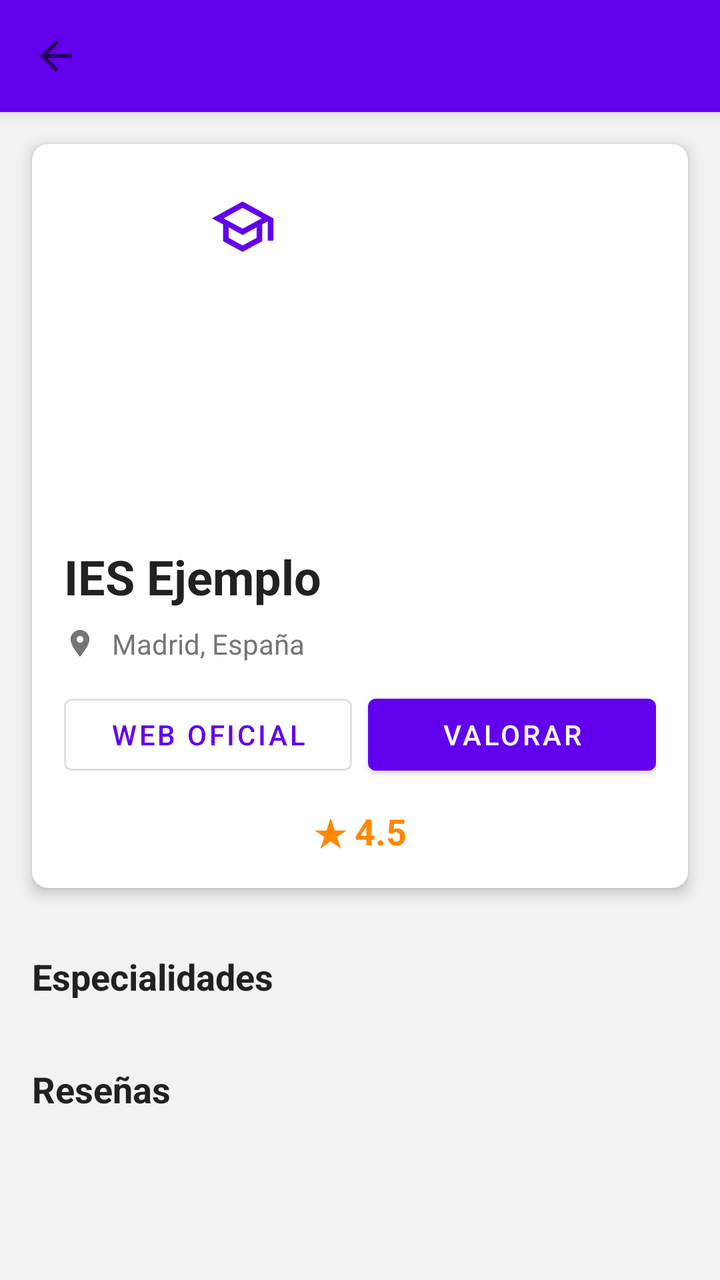
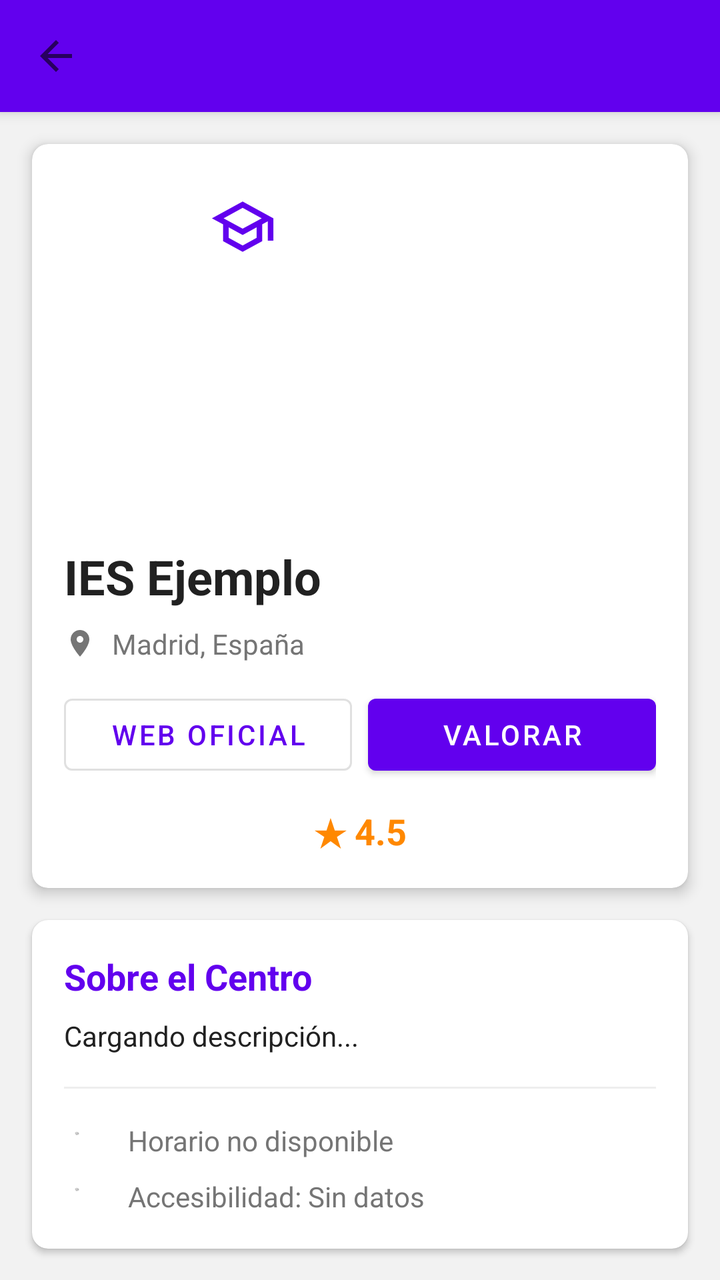

Screens rendered from an Android XML layout before and after an edit, with the pre-edit source and the edit as a unified diff.
<!-- AndroidManifest.xml: application theme Theme.StudyBro -->
<!-- res/layout/actividad_perfil_centro.xml -->
<?xml version="1.0" encoding="utf-8"?>
<androidx.coordinatorlayout.widget.CoordinatorLayout 
    xmlns:android="http://schemas.android.com/apk/res/android"
    xmlns:app="http://schemas.android.com/apk/res-auto"
    android:layout_width="match_parent"
    android:layout_height="match_parent"
    android:background="@color/background">

    
    <com.google.android.material.appbar.AppBarLayout
        android:layout_width="match_parent"
        android:layout_height="wrap_content">

        <androidx.appcompat.widget.Toolbar
            android:id="@+id/toolbar"
            android:layout_width="match_parent"
            android:layout_height="?attr/actionBarSize"
            android:background="@color/primary"
            app:titleTextColor="@color/on_primary"
            app:navigationIcon="@drawable/ic_arrow_back"/>
    </com.google.android.material.appbar.AppBarLayout>

    
    <androidx.core.widget.NestedScrollView
        android:layout_width="match_parent"
        android:layout_height="match_parent"
        app:layout_behavior="@string/appbar_scrolling_view_behavior">

        <LinearLayout
            android:layout_width="match_parent"
            android:layout_height="wrap_content"
            android:orientation="vertical">

            
            <com.google.android.material.card.MaterialCardView
                android:layout_width="match_parent"
                android:layout_height="wrap_content"
                android:layout_margin="@dimen/margin_medium"
                app:cardElevation="@dimen/card_elevation"
                app:cardCornerRadius="@dimen/card_corner_radius">

                <LinearLayout
                    android:layout_width="match_parent"
                    android:layout_height="wrap_content"
                    android:orientation="vertical"
                    android:paddingBottom="16dp">

                    
                    <ImageView
                        android:id="@+id/ivCenterImage"
                        android:layout_width="match_parent"
                        android:layout_height="200dp"
                        android:scaleType="centerCrop"
                        android:src="@drawable/ic_launcher_foreground"
                        android:contentDescription="Foto del centro"/>

                    
                    <TextView
                        android:id="@+id/tvCenterName"
                        android:layout_width="match_parent"
                        android:layout_height="wrap_content"
                        android:text="IES Ejemplo"
                        android:textSize="24sp"
                        android:textStyle="bold"
                        android:textColor="@color/text_primary"
                        android:layout_marginBottom="8dp"
                        android:layout_marginHorizontal="16dp"/>

                    
                    <LinearLayout
                        android:layout_width="match_parent"
                        android:layout_height="wrap_content"
                        android:orientation="horizontal"
                        android:gravity="center_vertical"
                        android:layout_marginBottom="12dp"
                        android:layout_marginHorizontal="16dp">

                        <ImageView
                            android:layout_width="16dp"
                            android:layout_height="16dp"
                            android:src="@drawable/ic_location"
                            app:tint="@color/text_secondary"/>

                        <TextView
                            android:id="@+id/tvLocation"
                            android:layout_width="wrap_content"
                            android:layout_height="wrap_content"
                            android:text="Madrid, España"
                            android:textSize="14sp"
                            android:textColor="@color/text_secondary"
                            android:layout_marginStart="8dp"/>
                    </LinearLayout>

                    
                     <LinearLayout
                        android:layout_width="match_parent"
                        android:layout_height="wrap_content"
                        android:orientation="horizontal"
                        android:layout_marginBottom="12dp"
                        android:layout_marginHorizontal="16dp">

                        <com.google.android.material.button.MaterialButton
                            android:id="@+id/btnWeb"
                            android:layout_width="0dp"
                            android:layout_height="wrap_content"
                            android:layout_weight="1"
                            android:text="Web Oficial"
                            style="@style/Widget.MaterialComponents.Button.OutlinedButton"
                            android:layout_marginEnd="8dp"/>
                        
                        <com.google.android.material.button.MaterialButton
                            android:id="@+id/btnValorar"
                            android:layout_width="0dp"
                            android:layout_height="wrap_content"
                            android:layout_weight="1"
                            android:text="Valorar"
                            style="@style/Widget.MaterialComponents.Button"/>
                    </LinearLayout>

                    
                    <LinearLayout
                        android:layout_width="match_parent"
                        android:layout_height="wrap_content"
                        android:orientation="horizontal"
                        android:gravity="center_vertical"
                        android:layout_marginHorizontal="16dp">
                        <TextView
                            android:id="@+id/tvRating"
                            android:layout_width="match_parent"
                            android:layout_height="wrap_content"
                            android:text="★ 4.5"
                            android:textSize="18sp"
                            android:textColor="@android:color/holo_orange_dark"
                            android:textStyle="bold"
                            android:gravity="center"/>
                    </LinearLayout>
                </LinearLayout>
            </com.google.android.material.card.MaterialCardView>

            
            <TextView
                android:layout_width="wrap_content"
                android:layout_height="wrap_content"
                android:text="Especialidades"
                android:textSize="18sp"
                android:textStyle="bold"
                android:textColor="@color/text_primary"
                android:layout_marginStart="16dp"
                android:layout_marginTop="16dp"/>

            <androidx.recyclerview.widget.RecyclerView
                android:id="@+id/recyclerViewSpecialties"
                android:layout_width="match_parent"
                android:layout_height="wrap_content"
                android:nestedScrollingEnabled="false"
                android:padding="8dp"/>

            
            <TextView
                android:layout_width="wrap_content"
                android:layout_height="wrap_content"
                android:text="Reseñas"
                android:textSize="18sp"
                android:textStyle="bold"
                android:textColor="@color/text_primary"
                android:layout_marginStart="16dp"
                android:layout_marginTop="16dp"/>

            <androidx.recyclerview.widget.RecyclerView
                android:id="@+id/recyclerViewReviews"
                android:layout_width="match_parent"
                android:layout_height="wrap_content"
                android:nestedScrollingEnabled="false"
                android:padding="8dp"/>


            
            <TextView
                android:id="@+id/tvNoSpecialties"
                android:layout_width="wrap_content"
                android:layout_height="wrap_content"
                android:layout_gravity="center"
                android:text="@string/no_specialties"
                android:textSize="@dimen/text_subtitle"
                android:textColor="@color/text_secondary"
                android:visibility="gone"
                android:layout_marginTop="40dp"/>

        </LinearLayout>
    </androidx.core.widget.NestedScrollView>

    
    <ProgressBar
        android:id="@+id/progressBar"
        android:layout_width="wrap_content"
        android:layout_height="wrap_content"
        android:layout_gravity="center"
        android:visibility="gone"/>

</androidx.coordinatorlayout.widget.CoordinatorLayout>
<!-- resources referenced by this layout -->
<resources>
  <color name="background">#F2F2F2</color>
  <color name="on_primary">#FFFFFF</color>
  <color name="primary">#6200EE</color>
  <color name="text_primary">#212121</color>
  <color name="text_secondary">#757575</color>
  <dimen name="card_corner_radius">8dp</dimen>
  <dimen name="card_elevation">4dp</dimen>
  <dimen name="margin_medium">16dp</dimen>
  <dimen name="text_subtitle">18sp</dimen>
  <!-- drawable ic_arrow_back (drawable) -->
  <vector xmlns:android="http://schemas.android.com/apk/res/android"
      android:width="24dp"
      android:height="24dp"
      android:viewportWidth="24"
      android:viewportHeight="24"
      android:tint="?attr/colorControlNormal"
      android:autoMirrored="true">
      <path
          android:fillColor="@android:color/white"
          android:pathData="M20,11H7.83l5.59,-5.59L12,4l-8,8 8,8 1.41,-1.41L7.83,13H20v-2z"/>
  </vector>
  <!-- drawable ic_launcher_foreground (drawable) -->
  <vector xmlns:android="http://schemas.android.com/apk/res/android"
      android:width="108dp"
      android:height="108dp"
      android:viewportWidth="108"
      android:viewportHeight="108">
      <group android:scaleX="0.46"
          android:scaleY="0.46"
          android:translateX="29.16"
          android:translateY="29.16">
          <path
              android:fillColor="@color/primary"
              android:pathData="M12,3L1,9l4,2.18v6L12,21l7,-3.82v-6l2,-1.09V17h2V9L12,3zM18.82,9L12,12.72 5.18,9 12,5.28 18.82,9zM17,15.99l-5,2.73 -5,-2.73v-3.72L12,15l5,-2.73v3.72z"
              android:scaleX="4"
              android:scaleY="4"
              android:translateX="-2"
              android:translateY="-2"/>
      </group>
  </vector>
  <!-- drawable ic_location (drawable) -->
  <vector xmlns:android="http://schemas.android.com/apk/res/android"
      android:width="24dp"
      android:height="24dp"
      android:viewportWidth="24"
      android:viewportHeight="24"
      android:tint="?attr/colorControlNormal">
      <path
          android:fillColor="@android:color/white"
          android:pathData="M12,2C8.13,2 5,5.13 5,9c0,5.25 7,13 7,13s7,-7.75 7,-13c0,-3.87 -3.13,-7 -7,-7zM12,11.5c-1.38,0 -2.5,-1.12 -2.5,-2.5s1.12,-2.5 2.5,-2.5 2.5,1.12 2.5,2.5 -1.12,2.5 -2.5,2.5z"/>
  </vector>
  <string name="appbar_scrolling_view_behavior" translatable="false">com.google.android.material.appbar.AppBarLayout$ScrollingViewBehavior</string>
  <string name="no_specialties">No hay especialidades</string>
  <style name="Theme.StudyBro" parent="Theme.MaterialComponents.DayNight.DarkActionBar">
          
          <item name="colorPrimary">@color/purple_500</item>
          <item name="colorPrimaryVariant">@color/purple_700</item>
          <item name="colorOnPrimary">@color/white</item>
          
          <item name="colorSecondary">@color/teal_200</item>
          <item name="colorSecondaryVariant">@color/teal_700</item>
          <item name="colorOnSecondary">@color/black</item>
          
          <item name="android:statusBarColor">?attr/colorPrimaryVariant</item>
          
      </style>
  <color name="purple_500">#FF6200EE</color>
  <color name="purple_700">#FF3700B3</color>
  <color name="white">#FFFFFFFF</color>
  <color name="teal_200">#FF03DAC5</color>
  <color name="teal_700">#FF018786</color>
  <color name="black">#FF000000</color>
</resources>

<!-- the commit's change to res/layout/actividad_perfil_centro.xml (unified diff, before → after) -->
@@ -138,10 +138,112 @@
             </com.google.android.material.card.MaterialCardView>
 
             
+            <com.google.android.material.card.MaterialCardView
+                android:layout_width="match_parent"
+                android:layout_height="wrap_content"
+                android:layout_marginHorizontal="@dimen/margin_medium"
+                android:layout_marginBottom="@dimen/margin_medium"
+                app:cardElevation="2dp"
+                app:cardCornerRadius="@dimen/card_corner_radius">
+
+                <LinearLayout
+                    android:layout_width="match_parent"
+                    android:layout_height="wrap_content"
+                    android:orientation="vertical"
+                    android:padding="16dp">
+
+                    <TextView
+                        android:layout_width="wrap_content"
+                        android:layout_height="wrap_content"
+                        android:text="Sobre el Centro"
+                        android:textStyle="bold"
+                        android:textSize="18sp"
+                        android:textColor="@color/primary"
+                        android:layout_marginBottom="8dp"/>
+
+                    <TextView
+                        android:id="@+id/tvDescription"
+                        android:layout_width="match_parent"
+                        android:layout_height="wrap_content"
+                        android:text="Cargando descripción..."
+                        android:textColor="@color/text_primary"
+                        android:textSize="14sp"
+                        android:layout_marginBottom="16dp"/>
+
+                    <View 
+                        android:layout_width="match_parent" 
+                        android:layout_height="1dp" 
+                        android:background="#EEEEEE"
+                        android:layout_marginBottom="16dp"/>
+
+                    
+                    <LinearLayout
+                        android:layout_width="match_parent"
+                        android:layout_height="wrap_content"
+                        android:orientation="horizontal"
+                        android:gravity="center_vertical"
+                        android:layout_marginBottom="8dp">
+                        <ImageView
+                            android:layout_width="20dp"
+                            android:layout_height="20dp"
+                            android:src="@drawable/ic_launcher_foreground"
+                            app:tint="@color/text_secondary"/>
+                        <TextView
+                            android:id="@+id/tvSchedule"
+                            android:layout_width="wrap_content"
+                            android:layout_height="wrap_content"
+                            android:text="Horario no disponible"
+                            android:layout_marginStart="12dp"
+                            android:textColor="@color/text_secondary"
+                            android:textSize="14sp"/>
+                    </LinearLayout>
+
+                    
+                    <LinearLayout
+                        android:layout_width="match_parent"
+                        android:layout_height="wrap_content"
+                        android:orientation="horizontal"
+                        android:gravity="center_vertical">
+                        <ImageView
+                            android:layout_width="20dp"
+                            android:layout_height="20dp"
+                            android:src="@drawable/ic_launcher_foreground"
+                            app:tint="@color/text_secondary"/>
+                        <TextView
+                            android:id="@+id/tvAccessibility"
+                            android:layout_width="wrap_content"
+                            android:layout_height="wrap_content"
+                            android:text="Accesibilidad: Sin datos"
+                            android:layout_marginStart="12dp"
+                            android:textColor="@color/text_secondary"
+                            android:textSize="14sp"/>
+                    </LinearLayout>
+                </LinearLayout>
+            </com.google.android.material.card.MaterialCardView>
+
+            
             <TextView
                 android:layout_width="wrap_content"
                 android:layout_height="wrap_content"
-                android:text="Especialidades"
+                android:text="Asignaturas y Cursos"
+                android:textSize="18sp"
+                android:textStyle="bold"
+                android:textColor="@color/text_primary"
+                android:layout_marginStart="16dp"
+                android:layout_marginTop="8dp"/>
+
+            <androidx.recyclerview.widget.RecyclerView
+                android:id="@+id/recyclerViewSpecialties"
+                android:layout_width="match_parent"
+                android:layout_height="wrap_content"
+                android:nestedScrollingEnabled="false"
+                android:padding="8dp"/>
+
+            
+            <TextView
+                android:layout_width="wrap_content"
+                android:layout_height="wrap_content"
+                android:text="¿Qué opinan los estudiantes?"
                 android:textSize="18sp"
                 android:textStyle="bold"
                 android:textColor="@color/text_primary"
@@ -149,42 +251,11 @@
                 android:layout_marginTop="16dp"/>
 
             <androidx.recyclerview.widget.RecyclerView
-                android:id="@+id/recyclerViewSpecialties"
+                android:id="@+id/recyclerViewReviews"
                 android:layout_width="match_parent"
                 android:layout_height="wrap_content"
                 android:nestedScrollingEnabled="false"
                 android:padding="8dp"/>
-
-            
-            <TextView
-                android:layout_width="wrap_content"
-                android:layout_height="wrap_content"
-                android:text="Reseñas"
-                android:textSize="18sp"
-                android:textStyle="bold"
-                android:textColor="@color/text_primary"
-                android:layout_marginStart="16dp"
-                android:layout_marginTop="16dp"/>
-
-            <androidx.recyclerview.widget.RecyclerView
-                android:id="@+id/recyclerViewReviews"
-                android:layout_width="match_parent"
-                android:layout_height="wrap_content"
-                android:nestedScrollingEnabled="false"
-                android:padding="8dp"/>
-
-
-            
-            <TextView
-                android:id="@+id/tvNoSpecialties"
-                android:layout_width="wrap_content"
-                android:layout_height="wrap_content"
-                android:layout_gravity="center"
-                android:text="@string/no_specialties"
-                android:textSize="@dimen/text_subtitle"
-                android:textColor="@color/text_secondary"
-                android:visibility="gone"
-                android:layout_marginTop="40dp"/>
 
         </LinearLayout>
     </androidx.core.widget.NestedScrollView>
<!-- resource entries referenced after the edit -->
@@ -8,7 +8,6 @@
   <dimen name="card_corner_radius">8dp</dimen>
   <dimen name="card_elevation">4dp</dimen>
   <dimen name="margin_medium">16dp</dimen>
-  <dimen name="text_subtitle">18sp</dimen>
   <!-- drawable ic_arrow_back (drawable) -->
   <vector xmlns:android="http://schemas.android.com/apk/res/android"
       android:width="24dp"
@@ -52,7 +51,6 @@
           android:pathData="M12,2C8.13,2 5,5.13 5,9c0,5.25 7,13 7,13s7,-7.75 7,-13c0,-3.87 -3.13,-7 -7,-7zM12,11.5c-1.38,0 -2.5,-1.12 -2.5,-2.5s1.12,-2.5 2.5,-2.5 2.5,1.12 2.5,2.5 -1.12,2.5 -2.5,2.5z"/>
   </vector>
   <string name="appbar_scrolling_view_behavior" translatable="false">com.google.android.material.appbar.AppBarLayout$ScrollingViewBehavior</string>
-  <string name="no_specialties">No hay especialidades</string>
   <style name="Theme.StudyBro" parent="Theme.MaterialComponents.DayNight.DarkActionBar">
           
           <item name="colorPrimary">@color/purple_500</item>
